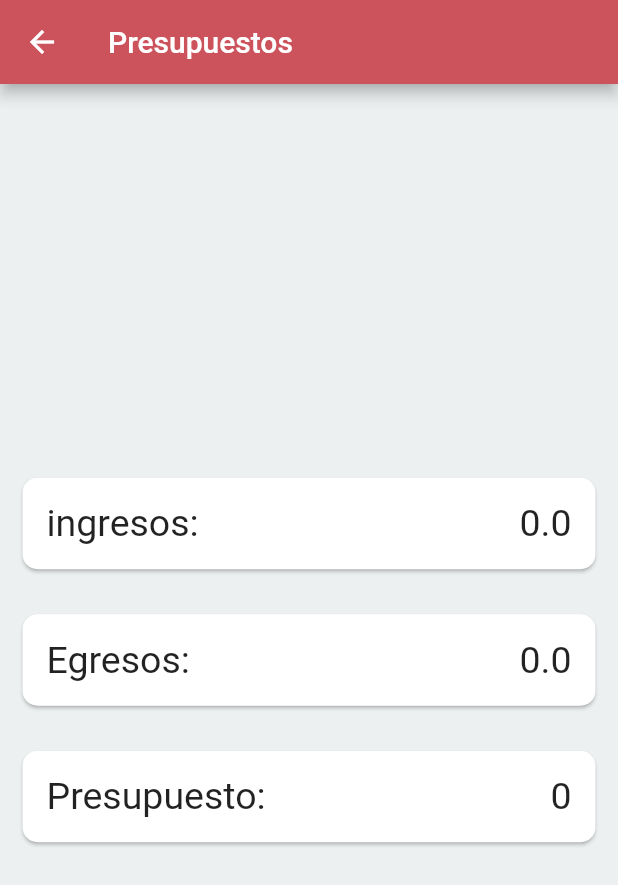
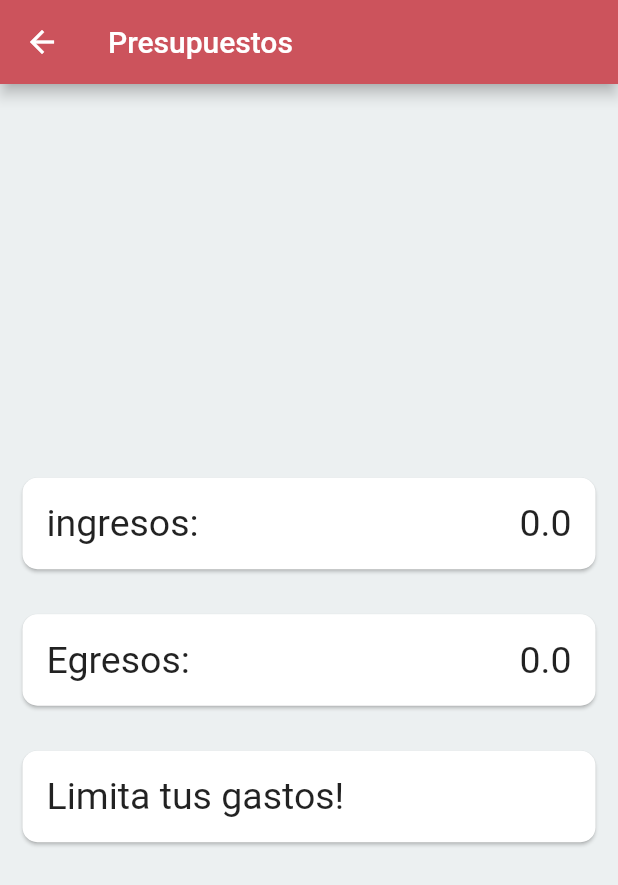
Before and after one commit to CARDONALUIS/AppFinanzasPersonales, a Flutter app: the homePrincipal screen opened directly with empty values, in the side drawer, after a tap on "Presupuesto", on a phone screen of 412 x 824 dp. Shown: the top 885 px of the screen. Run offline on Flutter 3.47's test engine with Material 2 defaults, Android fonts, the light colour scheme and no system bars; our stand-ins replace carousel_slider, cloud_firestore, firebase_auth, firebase_core; accounts and stored records are empty; Roboto replaces fonts that are missing (Georgia, Hind).

Commit message:
Circulo de carga

```diff
--- a/appfinanzaspersonales/lib/Presupuesto.dart
+++ b/appfinanzaspersonales/lib/Presupuesto.dart
@@ -30,9 +30,9 @@ class PresupuestosPantalla extends StatelessWidget {
               ),
               SizedBox(
                 width: double.infinity,
-                child: presupuesto.indexOf('0') == 0
-                    ? creaCard("Presupuesto: ", presupuesto)
-                    : creaCard("Limita tus gastos!", ''),
+                child: presupuesto == "0"
+                    ? creaCard("Limita tus gastos!", '')
+                    : creaCard("Presupuesto: ", presupuesto),
               ),
               // calculamos el presupuesto para determinar el mensaje a mostrar
               // (() {
--- a/appfinanzaspersonales/lib/principal.dart
+++ b/appfinanzaspersonales/lib/principal.dart
@@ -27,7 +27,12 @@ class homePrincipal extends StatelessWidget {
                 future: historiales(userActual.currentUser.uid),
                 builder: (BuildContext context, AsyncSnapshot snapshot) {
                   if (snapshot.connectionState != ConnectionState.done) {
-                    return Text('cargando');
+                    return Center(
+                        child: CircularProgressIndicator(
+                      backgroundColor: Colors.cyanAccent,
+                      valueColor: new AlwaysStoppedAnimation<Color>(Colors.red),
+                      strokeWidth: 6,
+                    ));
                   }
                   if (snapshot.hasError) {
                     return Text('hubo un error!');
@@ -184,9 +189,9 @@ class homePrincipal extends StatelessWidget {
 Card HistorialCard(String tipo, String fecha, String cantidad, String tipoMov) {
   Color color;
   if (tipoMov == "Egreso")
-    color = Color.fromRGBO(221, 134, 140, 1);
+    color = Colors.red[400]; //Color.fromRGBO(221, 134, 140, 1);
   else
-    color = Color.fromRGBO(168, 243, 135, 1);
+    color = Colors.green[600]; //Color.fromRGBO(168, 243, 135, 1);
 
   return Card(
     shape: RoundedRectangleBorder(borderRadius: BorderRadius.circular(10)),
```
